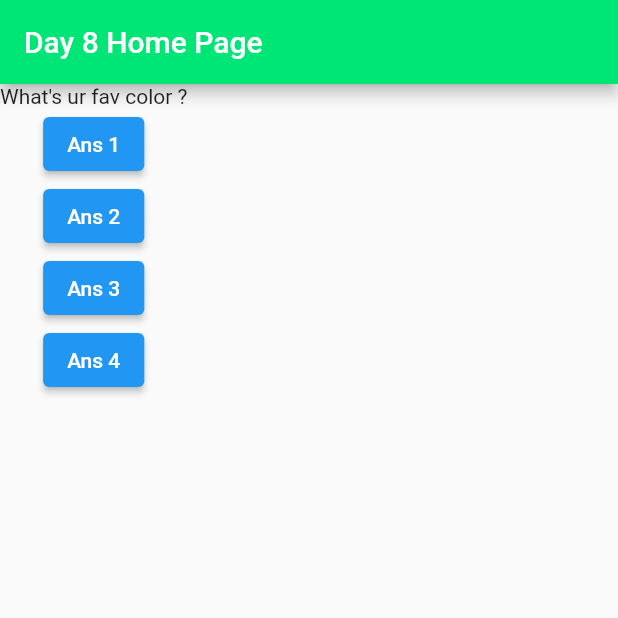
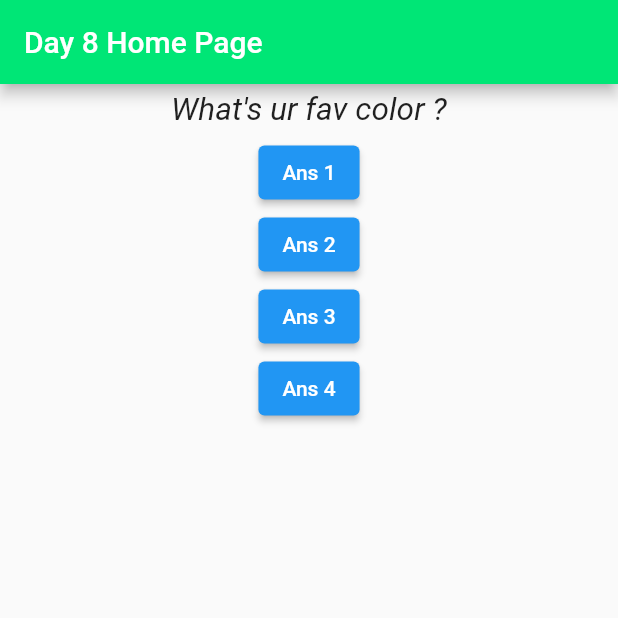
Before and after one commit to abhishekdwibedy-2002/Flutter-Workspace, a Flutter app: the screen it shows after launch, on a phone screen of 412 x 824 dp, the top half of it. Run offline on Flutter 3.47's test engine with Material 2 defaults, Android fonts, the phone set to English and light mode, and no system bars.

Commit message:
Changes made to widget inside the container

```diff
--- a/day8dt_31012022/lib/question.dart
+++ b/day8dt_31012022/lib/question.dart
@@ -1,3 +1,5 @@
+// ignore_for_file: avoid_unnecessary_containers
+
 import 'package:flutter/material.dart';
 
 class Question extends StatelessWidget {
@@ -8,6 +10,14 @@
   const Question(this.questionIndex);
   @override
   Widget build(BuildContext context) {
-    return Text(questionIndex);
+    return Container(
+      width: double.infinity,
+      margin: const EdgeInsets.all(5.0),
+      child: Text(
+        questionIndex,
+        style: const TextStyle(fontSize: 21, fontStyle: FontStyle.italic),
+        textAlign: TextAlign.center,
+      ),
+    );
   }
 }
```
